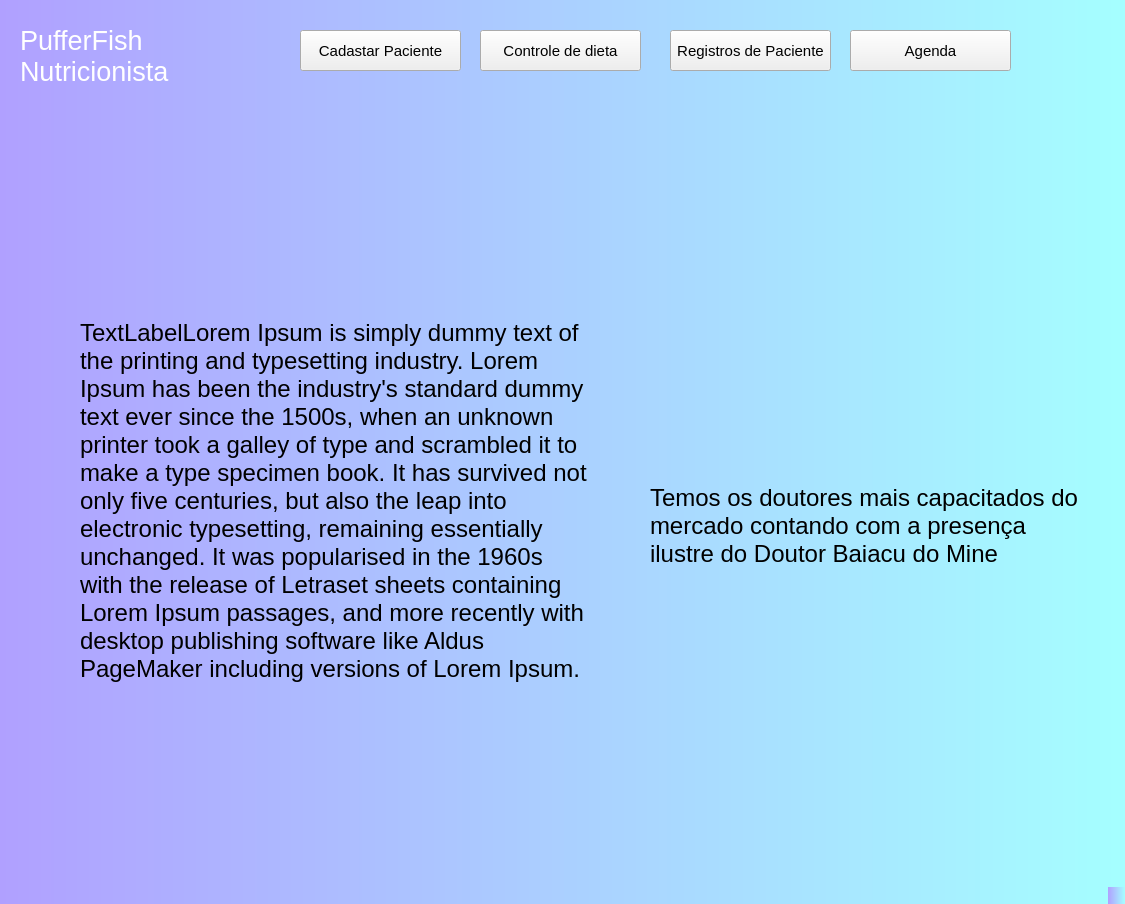
Before: the Qt Designer form Nutricionista/telaInicio/Tela_Inicial.ui in Gustav0Oliveira/Qt-designer, drawn with Qt 5.
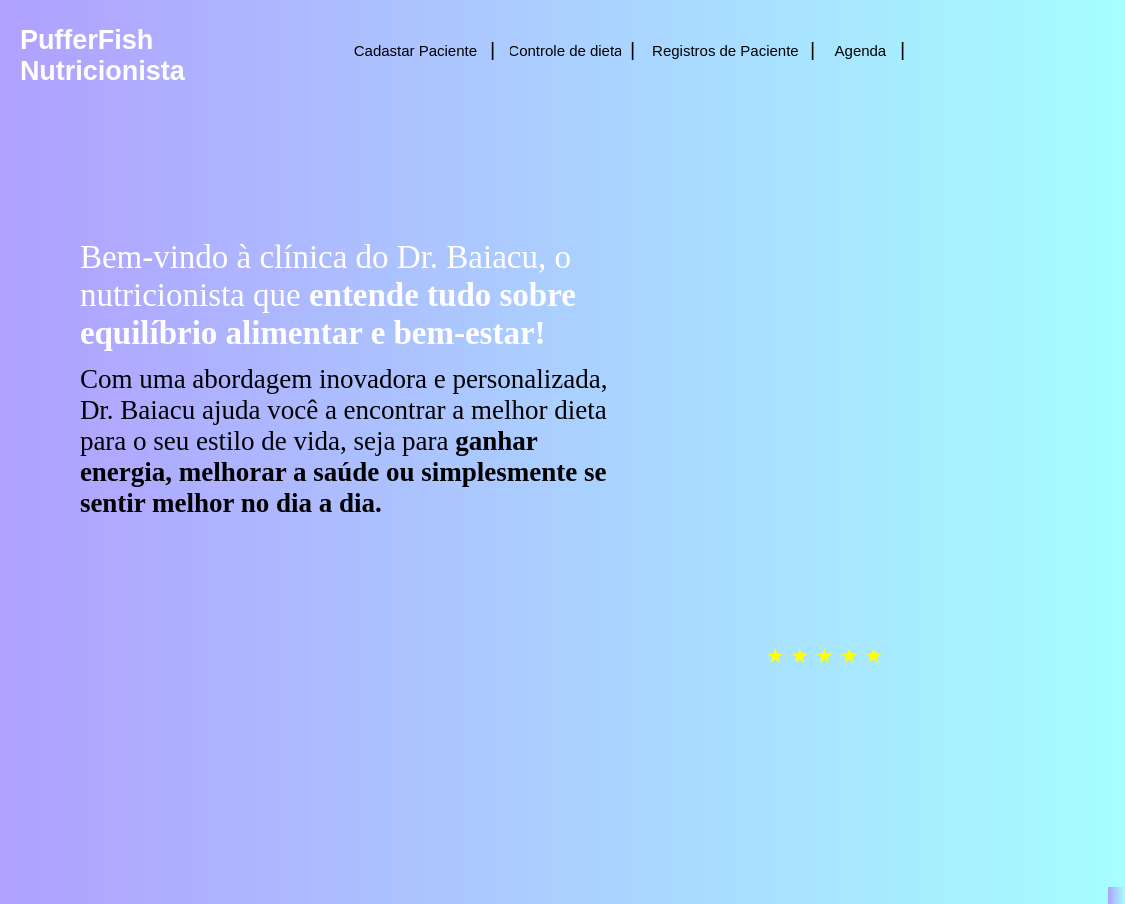
After: the same form once the commit is applied. Icons and pictures are not drawn.

Diff of the .ui file:
```diff
--- a/Nutricionista/telaInicio/Tela_Inicial.ui
+++ b/Nutricionista/telaInicio/Tela_Inicial.ui
@@ -21,8 +21,8 @@
    <widget class="QLabel" name="label">
     <property name="geometry">
      <rect>
-      <x>870</x>
-      <y>290</y>
+      <x>720</x>
+      <y>420</y>
       <width>161</width>
       <height>161</height>
      </rect>
@@ -42,7 +42,7 @@
      <rect>
       <x>20</x>
       <y>10</y>
-      <width>271</width>
+      <width>181</width>
       <height>91</height>
      </rect>
     </property>
@@ -60,7 +60,7 @@
 color: rgb(255, 255, 255);</string>
     </property>
     <property name="text">
-     <string>PufferFish Nutricionista</string>
+     <string>&lt;html&gt;&lt;head/&gt;&lt;body&gt;&lt;p&gt;&lt;span style=&quot; font-weight:600;&quot;&gt;PufferFish Nutricionista&lt;/span&gt;&lt;/p&gt;&lt;/body&gt;&lt;/html&gt;</string>
     </property>
     <property name="wordWrap">
      <bool>true</bool>
@@ -69,9 +69,9 @@
    <widget class="QPushButton" name="pushButton_cadastroPaciente">
     <property name="geometry">
      <rect>
-      <x>300</x>
+      <x>350</x>
       <y>30</y>
-      <width>161</width>
+      <width>131</width>
       <height>41</height>
      </rect>
     </property>
@@ -85,7 +85,8 @@
      <cursorShape>PointingHandCursor</cursorShape>
     </property>
     <property name="styleSheet">
-     <string notr="true">background-color: none;</string>
+     <string notr="true">background: transparent;
+border: none;</string>
     </property>
     <property name="text">
      <string>Cadastar Paciente</string>
@@ -94,9 +95,9 @@
    <widget class="QPushButton" name="pushButton_controlDiteta">
     <property name="geometry">
      <rect>
-      <x>480</x>
+      <x>510</x>
       <y>30</y>
-      <width>161</width>
+      <width>111</width>
       <height>41</height>
      </rect>
     </property>
@@ -110,7 +111,8 @@
      <cursorShape>PointingHandCursor</cursorShape>
     </property>
     <property name="styleSheet">
-     <string notr="true">background-color: none;</string>
+     <string notr="true">background: transparent;
+border: none;</string>
     </property>
     <property name="text">
      <string>Controle de dieta</string>
@@ -119,9 +121,9 @@
    <widget class="QPushButton" name="pushButton_registroPaciente">
     <property name="geometry">
      <rect>
-      <x>670</x>
+      <x>650</x>
       <y>30</y>
-      <width>161</width>
+      <width>151</width>
       <height>41</height>
      </rect>
     </property>
@@ -135,7 +137,8 @@
      <cursorShape>PointingHandCursor</cursorShape>
     </property>
     <property name="styleSheet">
-     <string notr="true">background-color: none;</string>
+     <string notr="true">background: transparent;
+border: none;</string>
     </property>
     <property name="text">
      <string>Registros de Paciente</string>
@@ -144,9 +147,9 @@
    <widget class="QPushButton" name="pushButton_agenda">
     <property name="geometry">
      <rect>
-      <x>850</x>
+      <x>830</x>
       <y>30</y>
-      <width>161</width>
+      <width>61</width>
       <height>41</height>
      </rect>
     </property>
@@ -160,7 +163,8 @@
      <cursorShape>PointingHandCursor</cursorShape>
     </property>
     <property name="styleSheet">
-     <string notr="true">background-color: none;</string>
+     <string notr="true">background: transparent;
+border: none;</string>
     </property>
     <property name="text">
      <string>Agenda</string>
@@ -170,21 +174,22 @@
     <property name="geometry">
      <rect>
       <x>80</x>
-      <y>300</y>
-      <width>511</width>
-      <height>401</height>
+      <y>340</y>
+      <width>551</width>
+      <height>201</height>
      </rect>
     </property>
     <property name="font">
      <font>
-      <pointsize>18</pointsize>
+      <family>Times New Roman</family>
+      <pointsize>20</pointsize>
      </font>
     </property>
     <property name="styleSheet">
      <string notr="true">background-color: none;</string>
     </property>
     <property name="text">
-     <string>TextLabelLorem Ipsum is simply dummy text of the printing and typesetting industry. Lorem Ipsum has been the industry's standard dummy text ever since the 1500s, when an unknown printer took a galley of type and scrambled it to make a type specimen book. It has survived not only five centuries, but also the leap into electronic typesetting, remaining essentially unchanged. It was popularised in the 1960s with the release of Letraset sheets containing Lorem Ipsum passages, and more recently with desktop publishing software like Aldus PageMaker including versions of Lorem Ipsum.</string>
+     <string>&lt;html&gt;&lt;head/&gt;&lt;body&gt;&lt;p&gt;Com uma abordagem inovadora e personalizada, Dr. Baiacu ajuda você a encontrar a melhor dieta para o seu estilo de vida, seja para &lt;span style=&quot; font-weight:600;&quot;&gt;ganhar energia, melhorar a saúde ou simplesmente se sentir melhor no dia a dia.&lt;/span&gt;&lt;/p&gt;&lt;/body&gt;&lt;/html&gt;</string>
     </property>
     <property name="wordWrap">
      <bool>true</bool>
@@ -193,27 +198,135 @@
    <widget class="QLabel" name="label_4">
     <property name="geometry">
      <rect>
-      <x>650</x>
-      <y>470</y>
-      <width>431</width>
-      <height>111</height>
+      <x>80</x>
+      <y>220</y>
+      <width>531</width>
+      <height>151</height>
      </rect>
     </property>
     <property name="font">
      <font>
-      <pointsize>18</pointsize>
+      <family>Times New Roman</family>
+      <pointsize>25</pointsize>
      </font>
     </property>
     <property name="styleSheet">
-     <string notr="true">background-color: none;</string>
+     <string notr="true">background-color: none;
+color: rgb(255, 255, 255);</string>
     </property>
     <property name="text">
-     <string>Temos os doutores mais capacitados do mercado contando com a presença ilustre do Doutor Baiacu do Mine</string>
+     <string>&lt;html&gt;&lt;head/&gt;&lt;body&gt;&lt;p&gt;Bem-vindo à clínica do Dr. Baiacu, o nutricionista que &lt;span style=&quot; font-weight:600;&quot;&gt;entende tudo sobre equilíbrio alimentar e bem-estar! &lt;/span&gt;&lt;/p&gt;&lt;/body&gt;&lt;/html&gt;</string>
     </property>
     <property name="wordWrap">
      <bool>true</bool>
     </property>
    </widget>
+   <widget class="QLabel" name="label_5">
+    <property name="geometry">
+     <rect>
+      <x>490</x>
+      <y>40</y>
+      <width>20</width>
+      <height>20</height>
+     </rect>
+    </property>
+    <property name="font">
+     <font>
+      <pointsize>15</pointsize>
+     </font>
+    </property>
+    <property name="styleSheet">
+     <string notr="true">background-color: none;</string>
+    </property>
+    <property name="text">
+     <string>|</string>
+    </property>
+   </widget>
+   <widget class="QLabel" name="label_6">
+    <property name="geometry">
+     <rect>
+      <x>810</x>
+      <y>40</y>
+      <width>20</width>
+      <height>20</height>
+     </rect>
+    </property>
+    <property name="font">
+     <font>
+      <pointsize>15</pointsize>
+     </font>
+    </property>
+    <property name="styleSheet">
+     <string notr="true">background-color: none;</string>
+    </property>
+    <property name="text">
+     <string>|</string>
+    </property>
+   </widget>
+   <widget class="QLabel" name="label_7">
+    <property name="geometry">
+     <rect>
+      <x>900</x>
+      <y>40</y>
+      <width>20</width>
+      <height>20</height>
+     </rect>
+    </property>
+    <property name="font">
+     <font>
+      <pointsize>15</pointsize>
+     </font>
+    </property>
+    <property name="styleSheet">
+     <string notr="true">background-color: none;</string>
+    </property>
+    <property name="text">
+     <string>|</string>
+    </property>
+   </widget>
+   <widget class="QLabel" name="label_8">
+    <property name="geometry">
+     <rect>
+      <x>630</x>
+      <y>40</y>
+      <width>20</width>
+      <height>20</height>
+     </rect>
+    </property>
+    <property name="font">
+     <font>
+      <pointsize>15</pointsize>
+     </font>
+    </property>
+    <property name="styleSheet">
+     <string notr="true">background-color: none;</string>
+    </property>
+    <property name="text">
+     <string>|</string>
+    </property>
+   </widget>
+   <widget class="QLabel" name="label_9">
+    <property name="geometry">
+     <rect>
+      <x>760</x>
+      <y>640</y>
+      <width>151</width>
+      <height>31</height>
+     </rect>
+    </property>
+    <property name="font">
+     <font>
+      <pointsize>16</pointsize>
+     </font>
+    </property>
+    <property name="styleSheet">
+     <string notr="true">background-color: none;
+color: rgb(255, 255, 0);</string>
+    </property>
+    <property name="text">
+     <string> ★ ★ ★ ★ ★ </string>
+    </property>
+   </widget>
   </widget>
   <widget class="QMenuBar" name="menubar">
    <property name="geometry">
```
